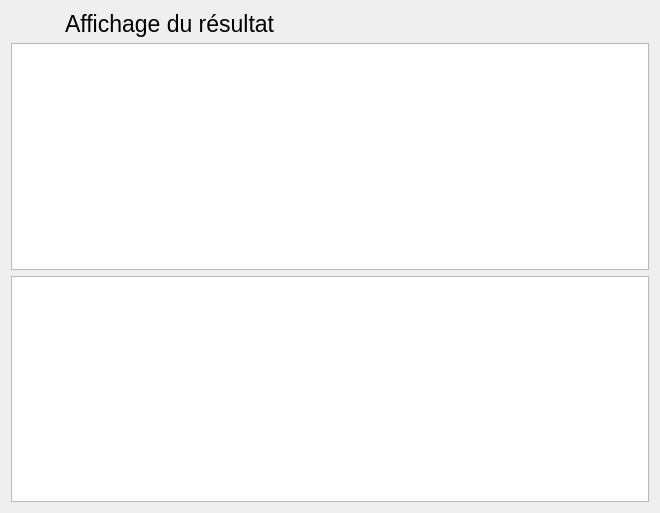
introlab/OpenIMU, file python/resources/ui/ResultWidget.ui: the form before one commit.
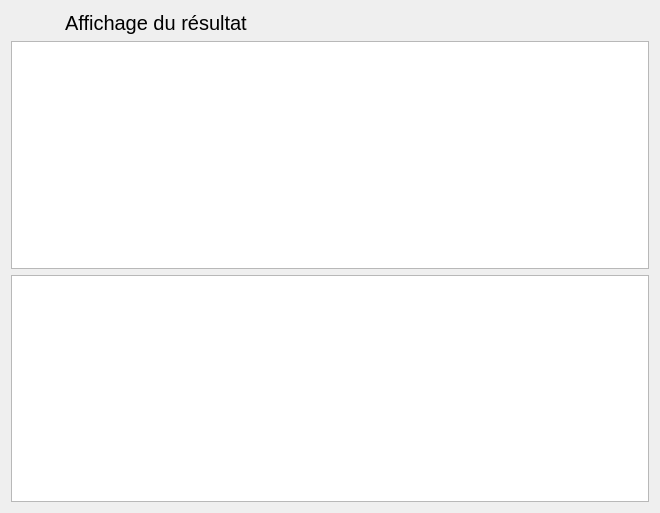
The form after the commit. Icons and pictures are not drawn.

Diff of the .ui file:
```diff
--- a/python/resources/ui/ResultWidget.ui
+++ b/python/resources/ui/ResultWidget.ui
@@ -39,7 +39,7 @@
       <widget class="QLabel" name="lblInfos">
        <property name="font">
         <font>
-         <pointsize>17</pointsize>
+         <pointsize>15</pointsize>
          <italic>false</italic>
         </font>
        </property>
```
